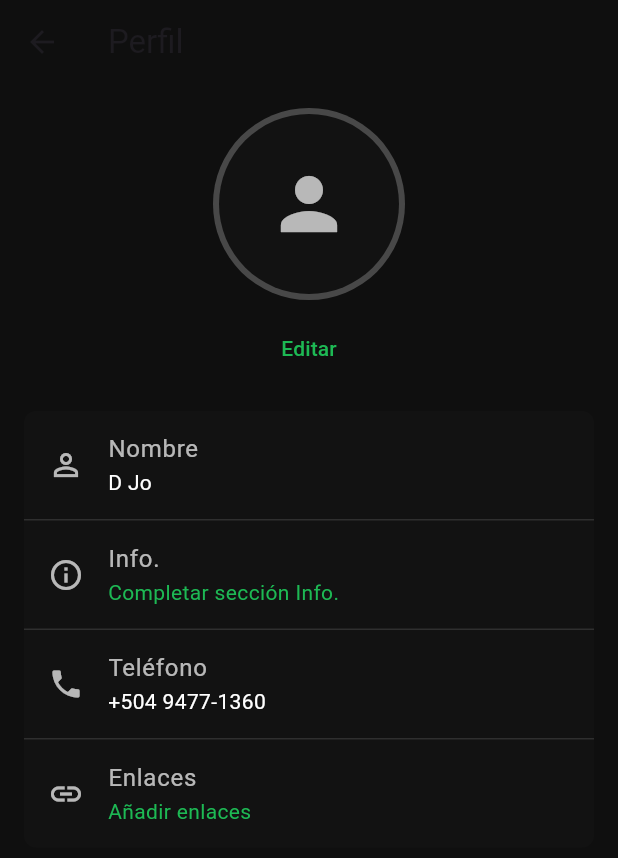
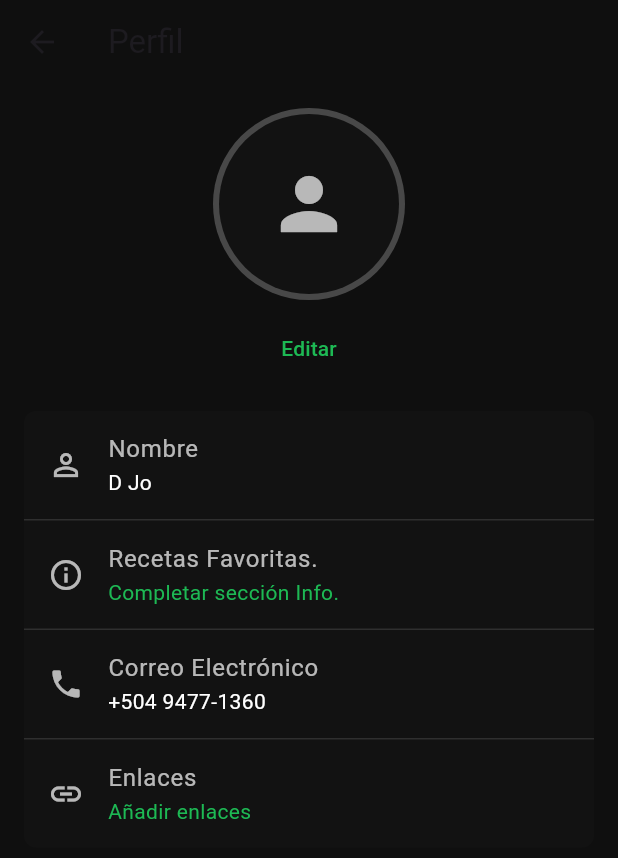
Before and after one commit to Oscarmrl/Tortilla_Digital, a Flutter app: the Pantallaconfiguracion screen opened directly, on a phone screen of 412 x 824 dp. Shown: the top 858 px of the screen. Run offline on Flutter 3.47's test engine with Material 3 defaults, Android fonts, the phone set to English and light mode, and no system bars; our stand-ins replace firebase_core; accounts and stored records are empty; network calls fail.

Commit message:
Cambio Daniel config

```diff
--- a/lib/Usuario/pantallaConfiguracion.dart
+++ b/lib/Usuario/pantallaConfiguracion.dart
@@ -94,7 +94,7 @@ class Pantallaconfiguracion extends StatelessWidget {
                         color: Colors.white70,
                       ),
                       title: const Text(
-                        'Info.',
+                        'Recetas Favoritas.',
                         style: TextStyle(color: Colors.white70),
                       ),
                       subtitle: Text(
@@ -109,7 +109,7 @@ class Pantallaconfiguracion extends StatelessWidget {
                     ListTile(
                       leading: const Icon(Icons.phone, color: Colors.white70),
                       title: const Text(
-                        'Teléfono',
+                        'Correo Electrónico',
                         style: TextStyle(color: Colors.white70),
                       ),
                       subtitle: const Text(
--- a/lib/Usuario/pantallainicio.dart
+++ b/lib/Usuario/pantallainicio.dart
@@ -1,4 +1,5 @@
 import 'package:flutter/material.dart';
+import 'package:tortilla_digital/Usuario/pantallaConfiguracion.dart';
 // import 'upload_recetas.dart';
 import '../recipe_detail_screen.dart'; // 👈 Import agregado
 
@@ -19,7 +20,7 @@ class PantallaInicio extends StatelessWidget {
       routes: {
         '/favorites': (context) => const FavoritesScreen(),
         '/my-meals': (context) => const MyMealsScreen(),
-        '/settings': (context) => const SettingsScreen(),
+        '/settings': (context) => const Pantallaconfiguracion(),
       },
     );
   }
```
